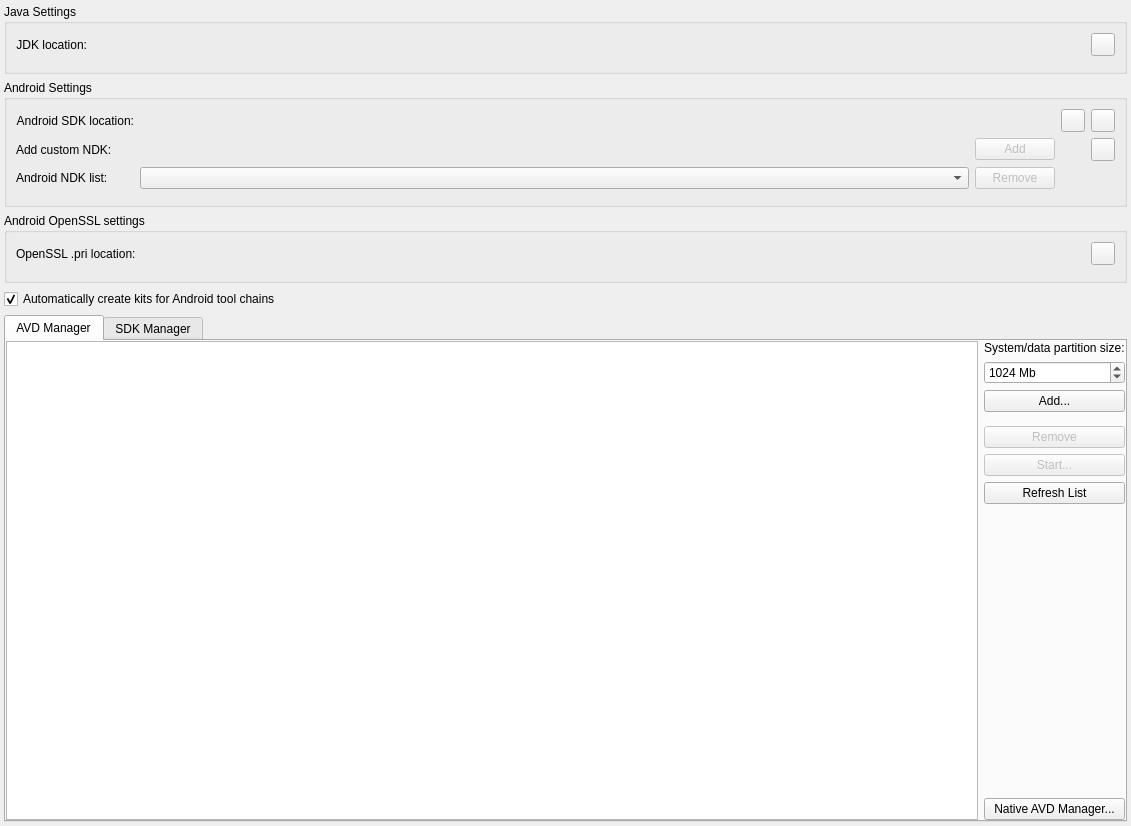
This is src/plugins/android/androidsettingswidget.ui in qt-creator/qt-creator as Qt 5 draws it before an edit. The edited form follows.
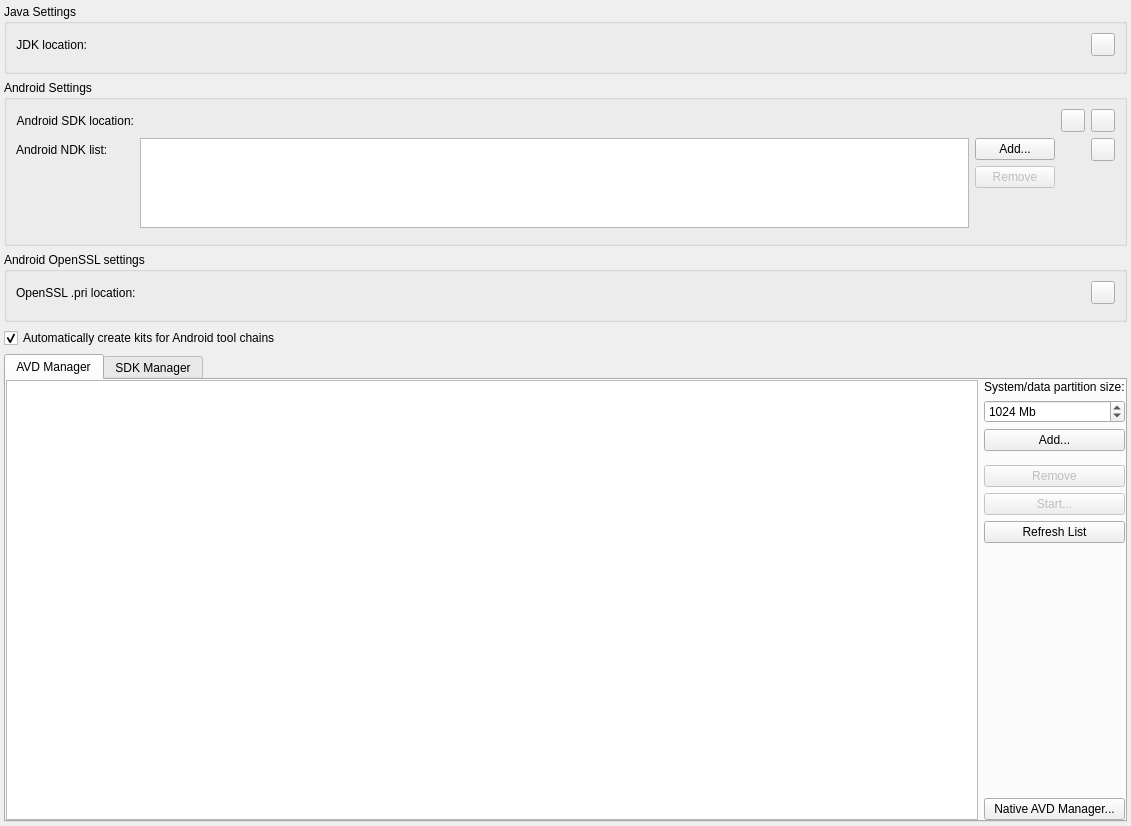
This is the edited form. Custom widgets are drawn as their Qt base class.

Commit message:
Android: use QListWidget to show defined NDKs
Use QListWidget to show all installed NDKs (from SDK manager), and NDKs
Added manually by the user. Each item has an icon to indicate if it's
removable when added by the user, or non-removable if installed from the
SDK manager.

The edit to the form file:
```diff
--- a/src/plugins/android/androidsettingswidget.ui
+++ b/src/plugins/android/androidsettingswidget.ui
@@ -106,23 +106,6 @@
         </property>
        </widget>
       </item>
-      <item row="1" column="0">
-       <widget class="QLabel" name="customNdkLabel">
-        <property name="text">
-         <string>Add custom NDK:</string>
-        </property>
-       </widget>
-      </item>
-      <item row="1" column="6">
-       <widget class="QToolButton" name="downloadNDKToolButton">
-        <property name="text">
-         <string/>
-        </property>
-       </widget>
-      </item>
-      <item row="0" column="1" colspan="4">
-       <widget class="Utils::PathChooser" name="SDKLocationPathChooser" native="true"/>
-      </item>
       <item row="0" column="5">
        <widget class="QToolButton" name="sdkToolsAutoDownloadButton">
         <property name="toolTip">
@@ -133,7 +116,27 @@
         </property>
        </widget>
       </item>
-      <item row="3" column="0" colspan="7">
+      <item row="0" column="6">
+       <widget class="QToolButton" name="downloadSDKToolButton">
+        <property name="toolTip">
+         <string>Download Android SDK</string>
+        </property>
+       </widget>
+      </item>
+      <item row="2" column="6">
+       <widget class="QToolButton" name="downloadNDKToolButton">
+        <property name="toolTip">
+         <string/>
+        </property>
+        <property name="text">
+         <string/>
+        </property>
+       </widget>
+      </item>
+      <item row="0" column="1" colspan="4">
+       <widget class="Utils::PathChooser" name="SDKLocationPathChooser" native="true"/>
+      </item>
+      <item row="5" column="0" colspan="7">
        <widget class="Utils::DetailsWidget" name="androidDetailsWidget" native="true"/>
       </item>
       <item row="2" column="0">
@@ -143,27 +146,28 @@
         </property>
        </widget>
       </item>
-      <item row="0" column="6">
-       <widget class="QToolButton" name="downloadSDKToolButton">
-        <property name="toolTip">
-         <string>Download Android SDK</string>
+      <item row="2" column="1" rowspan="3">
+       <widget class="QListWidget" name="ndkListWidget">
+        <property name="sizeAdjustPolicy">
+         <enum>QAbstractScrollArea::AdjustToContents</enum>
         </property>
-       </widget>
-      </item>
-      <item row="1" column="1" colspan="3">
-       <widget class="Utils::PathChooser" name="customNdkPathChooser" native="true">
-        <property name="minimumSize">
-         <size>
-          <width>20</width>
-          <height>0</height>
-         </size>
+        <property name="resizeMode">
+         <enum>QListView::Adjust</enum>
         </property>
+        <property name="modelColumn">
+         <number>0</number>
+        </property>
+        <property name="sortingEnabled">
+         <bool>false</bool>
+        </property>
        </widget>
       </item>
-      <item row="1" column="4">
+      <item row="2" column="2" rowspan="3" colspan="3">
+       <layout class="QVBoxLayout" name="verticalLayout_3">
+        <item>
        <widget class="QPushButton" name="addCustomNdkButton">
         <property name="enabled">
-         <bool>false</bool>
+           <bool>true</bool>
         </property>
         <property name="sizePolicy">
          <sizepolicy hsizetype="Maximum" vsizetype="Fixed">
@@ -175,14 +179,11 @@
          <string>Add the selected custom NDK. The toolchains and debuggers will be created automatically.</string>
         </property>
         <property name="text">
-         <string>Add</string>
+           <string>Add...</string>
         </property>
        </widget>
       </item>
-      <item row="2" column="1" colspan="3">
-       <widget class="QComboBox" name="ndkListComboBox"/>
-      </item>
-      <item row="2" column="4">
+        <item>
        <widget class="QPushButton" name="removeCustomNdkButton">
         <property name="enabled">
          <bool>false</bool>
@@ -194,12 +195,27 @@
          </sizepolicy>
         </property>
         <property name="toolTip">
-         <string>Remove the selected custom NDK.</string>
+           <string>Remove the selected NDK if it has been added manually.</string>
         </property>
         <property name="text">
          <string>Remove</string>
         </property>
        </widget>
+        </item>
+        <item>
+         <spacer name="verticalSpacer_3">
+          <property name="orientation">
+           <enum>Qt::Vertical</enum>
+          </property>
+          <property name="sizeHint" stdset="0">
+           <size>
+            <width>20</width>
+            <height>40</height>
+           </size>
+          </property>
+         </spacer>
+        </item>
+       </layout>
       </item>
      </layout>
     </widget>
```
Lines whose indentation alone changed are shown as unchanged. The commit also changes 3 other files.
